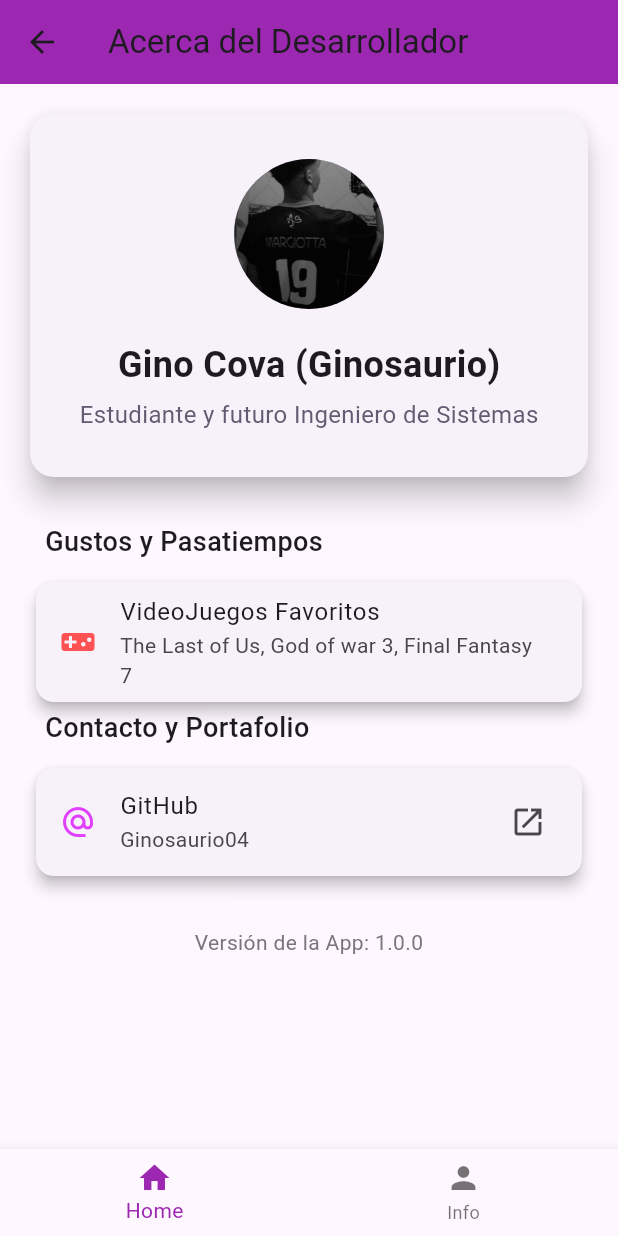
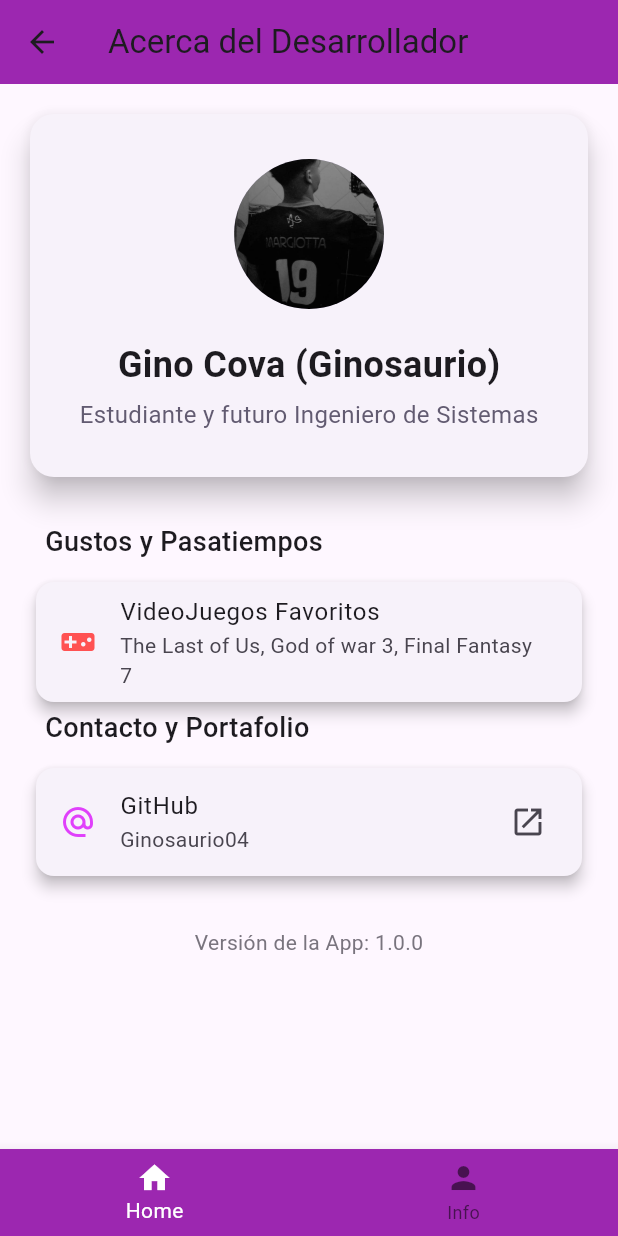
Before and after one commit to Ginosaurio04/Nueva-carpeta, a Flutter app: the info_screen screen opened by its route, on a phone screen of 412 x 824 dp. Run offline on Flutter 3.47's test engine with Material 3 defaults, Android fonts, the phone set to English and light mode, and no system bars.

Commit message:
ajuste y decoraciones

```diff
--- a/flutter_application_portafolio/lib/screens/info_screen.dart
+++ b/flutter_application_portafolio/lib/screens/info_screen.dart
@@ -51,9 +51,10 @@ class _info_screenState extends State<info_screen> {
         title: Text('Acerca del Desarrollador'),
       ),
       bottomNavigationBar: BottomNavigationBar(
+        backgroundColor: Colors.purple,
         currentIndex: _selectedIndex,
         onTap: _onItemTapped,
-        selectedItemColor: const Color(0xFF9C27B0), // Color púrpura
+        selectedItemColor: Colors.white, // Color blanco
         items: const <BottomNavigationBarItem>[
           BottomNavigationBarItem(icon: Icon(Icons.home), label: 'Home'),
           BottomNavigationBarItem(icon: Icon(Icons.person), label: 'Info'),
@@ -121,7 +122,10 @@ class _info_screenState extends State<info_screen> {
                   onTap: () {
                     Navigator.pushNamed(context, '/videojuegos');
                   },
-                  leading: const Icon(Icons.videogame_asset, color: Colors.redAccent),
+                  leading: const Icon(
+                    Icons.videogame_asset,
+                    color: Colors.redAccent,
+                  ),
                   title: const Text('VideoJuegos Favoritos'),
                   subtitle: const Text(
                     'The Last of Us, God of war 3, Final Fantasy 7',
```
